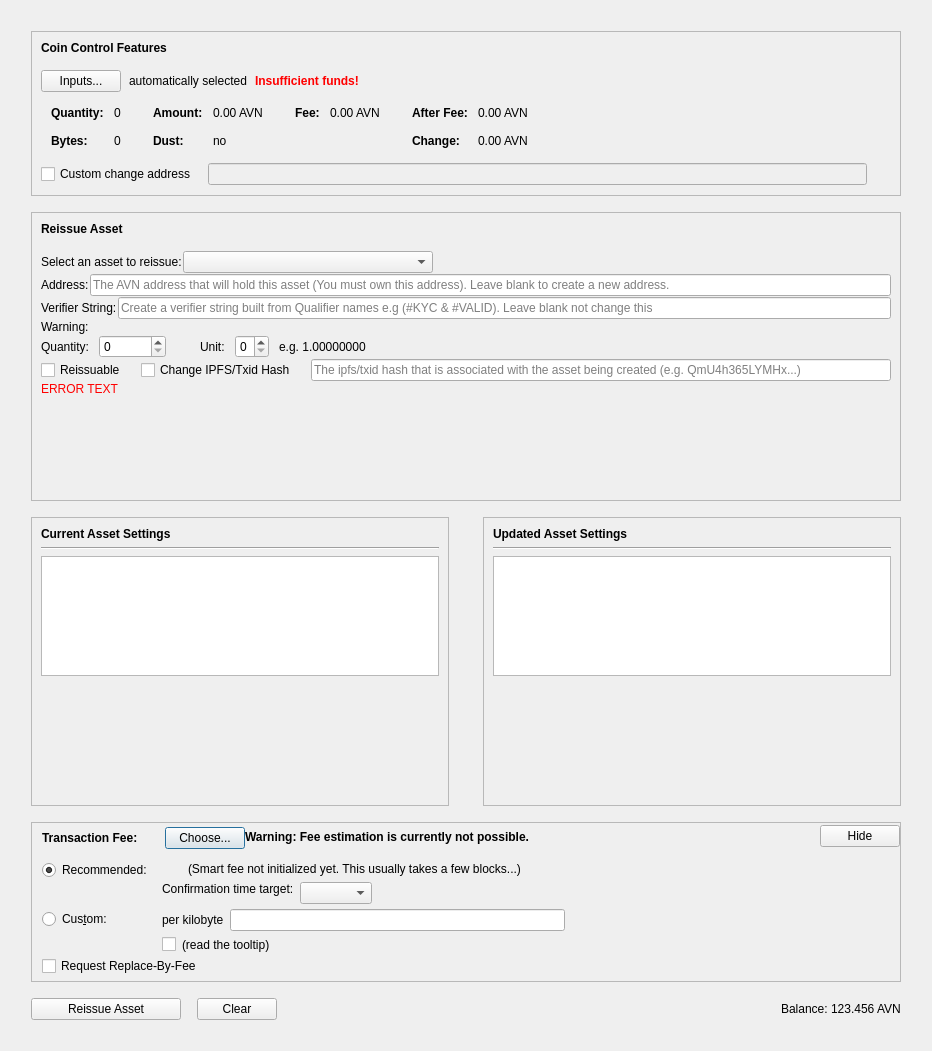
AvianNetwork/Avian, file src/qt/forms/reissueassetdialog.ui: the form before one commit.
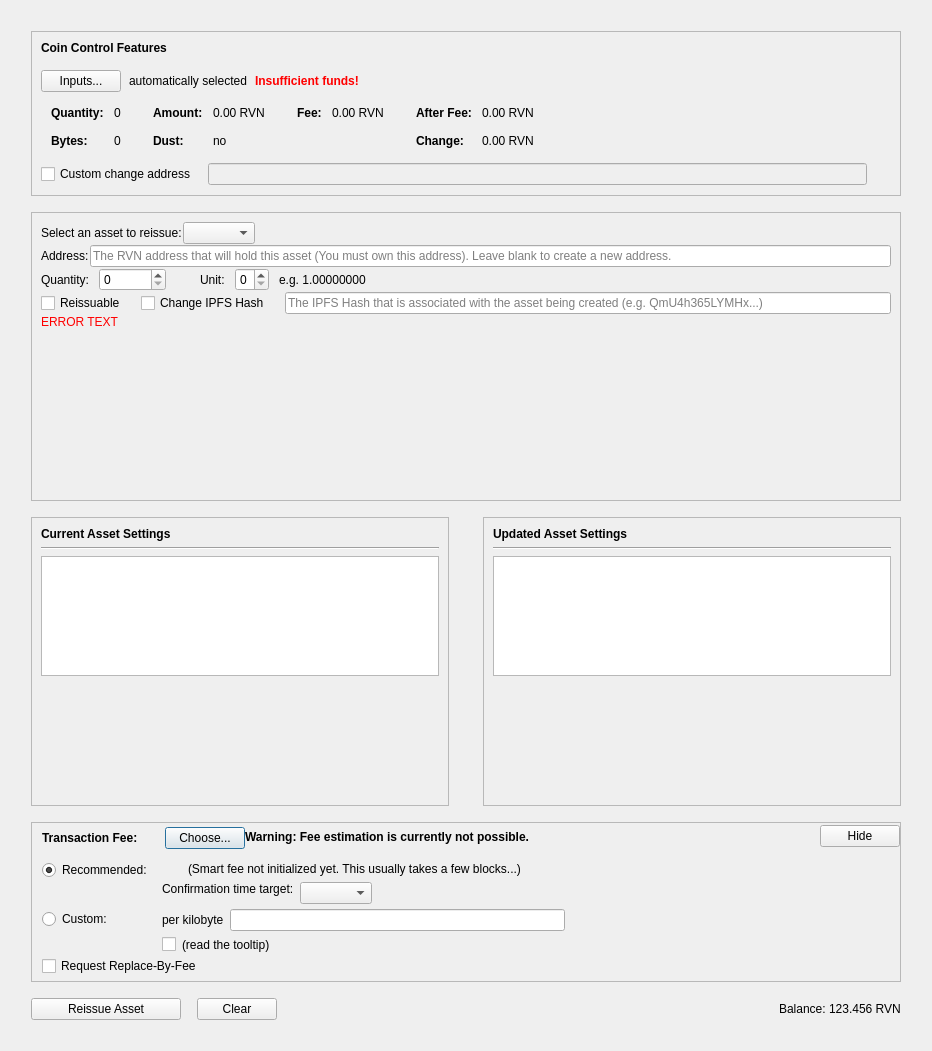
The form after the commit. Custom widgets are drawn as their Qt base class.

What changed in the file:
```diff
--- a/src/qt/forms/reissueassetdialog.ui
+++ b/src/qt/forms/reissueassetdialog.ui
@@ -320,7 +320,7 @@
                     <enum>Qt::ActionsContextMenu</enum>
                    </property>
                    <property name="text">
-                    <string notr="true">0.00 AVN</string>
+                    <string notr="true">0.00 RVN</string>
                    </property>
                    <property name="textInteractionFlags">
                     <set>Qt::LinksAccessibleByMouse|Qt::TextSelectableByKeyboard|Qt::TextSelectableByMouse</set>
@@ -400,7 +400,7 @@
                     <enum>Qt::ActionsContextMenu</enum>
                    </property>
                    <property name="text">
-                    <string notr="true">0.00 AVN</string>
+                    <string notr="true">0.00 RVN</string>
                    </property>
                    <property name="textInteractionFlags">
                     <set>Qt::LinksAccessibleByMouse|Qt::TextSelectableByKeyboard|Qt::TextSelectableByMouse</set>
@@ -451,7 +451,7 @@
                     <enum>Qt::ActionsContextMenu</enum>
                    </property>
                    <property name="text">
-                    <string notr="true">0.00 AVN</string>
+                    <string notr="true">0.00 RVN</string>
                    </property>
                    <property name="textInteractionFlags">
                     <set>Qt::LinksAccessibleByMouse|Qt::TextSelectableByKeyboard|Qt::TextSelectableByMouse</set>
@@ -480,7 +480,7 @@
                     <enum>Qt::ActionsContextMenu</enum>
                    </property>
                    <property name="text">
-                    <string notr="true">0.00 AVN</string>
+                    <string notr="true">0.00 RVN</string>
                    </property>
                    <property name="textInteractionFlags">
                     <set>Qt::LinksAccessibleByMouse|Qt::TextSelectableByKeyboard|Qt::TextSelectableByMouse</set>
@@ -591,44 +591,6 @@
         <property name="bottomMargin">
          <number>12</number>
         </property>
-        <item>
-         <layout class="QHBoxLayout" name="horizontalLayoutReissueAsset">
-          <property name="bottomMargin">
-           <number>15</number>
-          </property>
-          <item>
-           <widget class="QLabel" name="labelReissueAsset">
-            <property name="sizePolicy">
-             <sizepolicy hsizetype="Preferred" vsizetype="Preferred">
-              <horstretch>0</horstretch>
-              <verstretch>0</verstretch>
-             </sizepolicy>
-            </property>
-            <property name="minimumSize">
-             <size>
-              <width>0</width>
-              <height>0</height>
-             </size>
-            </property>
-            <property name="font">
-             <font>
-              <weight>75</weight>
-              <bold>true</bold>
-             </font>
-            </property>
-            <property name="styleSheet">
-             <string notr="true">font-weight:bold;</string>
-            </property>
-            <property name="frameShape">
-             <enum>QFrame::NoFrame</enum>
-            </property>
-            <property name="text">
-             <string>Reissue Asset</string>
-            </property>
-           </widget>
-          </item>
-         </layout>
-        </item>
         <item>
          <layout class="QVBoxLayout" name="verticalLayout_6">
           <property name="spacing">
@@ -638,48 +600,13 @@
            <layout class="QHBoxLayout" name="horizontalLayout">
             <item>
              <widget class="QLabel" name="assetNameLabel">
-              <property name="sizePolicy">
-               <sizepolicy hsizetype="Preferred" vsizetype="Preferred">
-                <horstretch>0</horstretch>
-                <verstretch>0</verstretch>
-               </sizepolicy>
-              </property>
               <property name="text">
                <string>Select an asset to reissue:</string>
               </property>
              </widget>
             </item>
             <item>
-             <widget class="QComboBox" name="comboBox">
-              <property name="enabled">
-               <bool>true</bool>
-              </property>
-              <property name="sizePolicy">
-               <sizepolicy hsizetype="Preferred" vsizetype="Fixed">
-                <horstretch>0</horstretch>
-                <verstretch>0</verstretch>
-               </sizepolicy>
-              </property>
-              <property name="minimumSize">
-               <size>
-                <width>250</width>
-                <height>0</height>
-               </size>
-              </property>
-              <property name="sizeAdjustPolicy">
-               <enum>QComboBox::AdjustToContentsOnFirstShow</enum>
-              </property>
-             </widget>
-            </item>
-            <item>
-             <widget class="QLabel" name="reissueCostLabel">
-              <property name="text">
-               <string/>
-              </property>
-              <property name="margin">
-               <number>5</number>
-              </property>
-             </widget>
+             <widget class="QComboBox" name="comboBox"/>
             </item>
             <item>
              <spacer name="horizontalSpacer_4">
@@ -711,37 +638,12 @@
                <string/>
               </property>
               <property name="placeholderText">
-               <string>The AVN address that will hold this asset (You must own this address). Leave blank to create a new address.</string>
+               <string>The RVN address that will hold this asset (You must own this address). Leave blank to create a new address.</string>
               </property>
              </widget>
             </item>
            </layout>
           </item>
-          <item>
-           <layout class="QHBoxLayout" name="horizontalLayout_15">
-            <item>
-             <widget class="QLabel" name="labelVerifierString">
-              <property name="text">
-               <string>Verifier String:</string>
-              </property>
-             </widget>
-            </item>
-            <item>
-             <widget class="QLineEdit" name="lineEditVerifierString">
-              <property name="placeholderText">
-               <string>Create a verifier string built from Qualifier names e.g (#KYC &amp; #VALID). Leave blank not change this</string>
-              </property>
-             </widget>
-            </item>
-           </layout>
-          </item>
-          <item>
-           <widget class="QLabel" name="labelReissueVerifierStringErrorMessage">
-            <property name="text">
-             <string>Warning:</string>
-            </property>
-           </widget>
-          </item>
           <item>
            <layout class="QHBoxLayout" name="horizontalLayout_2">
             <property name="spacing">
@@ -859,7 +761,7 @@
                  <enum>Qt::LeftToRight</enum>
                 </property>
                 <property name="text">
-                 <string>Change IPFS/Txid Hash</string>
+                 <string>Change IPFS Hash</string>
                 </property>
                </widget>
               </item>
@@ -888,7 +790,7 @@
                  <number>64</number>
                 </property>
                 <property name="placeholderText">
-                 <string>The ipfs/txid hash that is associated with the asset being created (e.g. QmU4h365LYMHx...)</string>
+                 <string>The IPFS Hash that is associated with the asset being created (e.g. QmU4h365LYMHx...)</string>
                 </property>
                 <property name="clearButtonEnabled">
                  <bool>true</bool>
@@ -1393,7 +1295,7 @@
                  <item>
                   <widget class="QRadioButton" name="radioCustomFee">
                    <property name="text">
-                    <string>Cus&amp;tom:</string>
+                    <string>Custom:</string>
                    </property>
                    <attribute name="buttonGroup">
                     <string notr="true">groupFee</string>
@@ -1629,7 +1531,7 @@
          <item>
           <widget class="QLabel" name="labelBalance">
            <property name="text">
-            <string>123.456 AVN</string>
+            <string>123.456 RVN</string>
            </property>
           </widget>
          </item>
```
Left out of the diff: 14 changed lines with no effect on the pictures.
